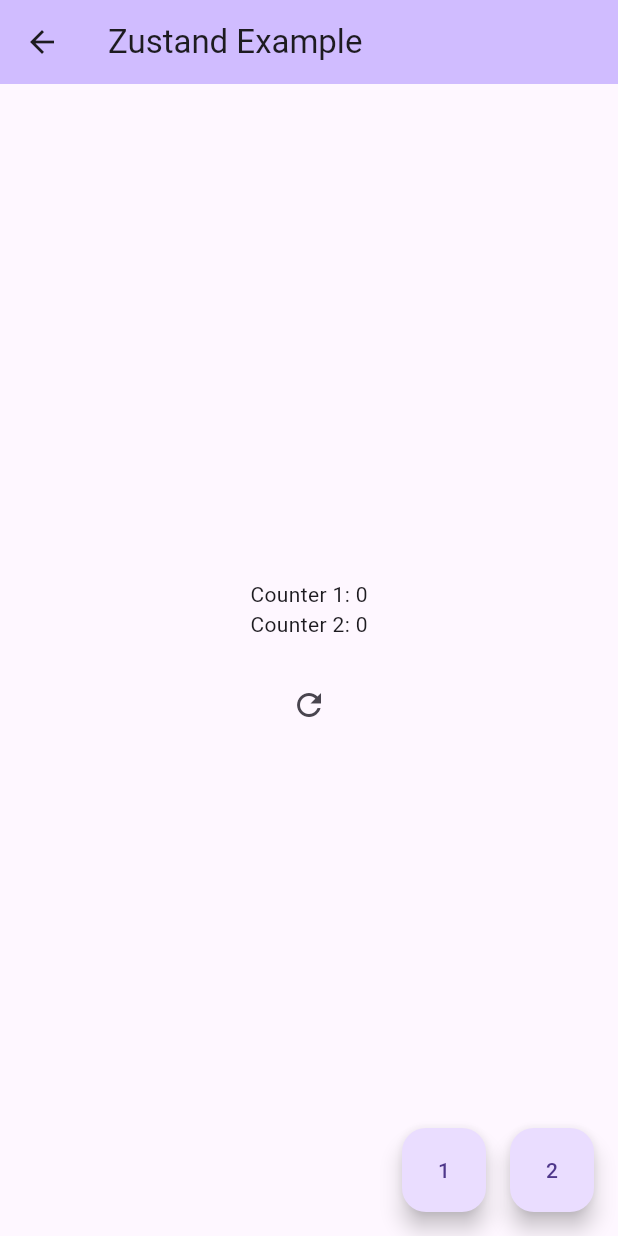
After one commit to josiahsrc/flutter_zustand, a Flutter app: the TwoStoreInstancesPage screen opened directly, after a tap on the "refresh" icon, on a phone screen of 412 x 824 dp. The commit adds this screen. Run offline on Flutter 3.47's test engine with Material 3 defaults, Android fonts, the light colour scheme and no system bars.

Commit message:
support multiple of the same store

```diff
--- a/packages/flutter_zustand/example/lib/main.dart
+++ b/packages/flutter_zustand/example/lib/main.dart
@@ -1,5 +1,6 @@
 import 'package:example/counter.dart';
 import 'package:example/todo_list.dart';
+import 'package:example/two_store_instances.dart';
 import 'package:flutter/material.dart';
 import 'package:flutter_zustand/flutter_zustand.dart';
 
@@ -62,6 +63,10 @@ class MyHomePage extends StatelessWidget {
             title: const Text("Todo List"),
             builder: (context) => const TodoListPage(),
           ),
+          DemoTile(
+            title: const Text("Two Store Instances"),
+            builder: (context) => const TwoStoreInstancesPage(),
+          ),
         ],
       ),
     );
--- /dev/null
+++ b/packages/flutter_zustand/example/lib/two_store_instances.dart
@@ -0,0 +1,68 @@
+import 'package:flutter/material.dart';
+import 'package:flutter_zustand/flutter_zustand.dart';
+
+class CounterStore extends Store<int> {
+  CounterStore() : super(0);
+
+  void increment() => set(state + 1);
+  void reset() => set(0);
+}
+
+CounterStore useCounterStore1() => create(() => CounterStore(), tag: '1');
+CounterStore useCounterStore2() => create(() => CounterStore(), tag: '2');
+
+class TwoStoreInstancesPage extends StatelessWidget {
+  const TwoStoreInstancesPage({super.key});
+
+  @override
+  Widget build(BuildContext context) {
+    final count1 = useCounterStore1().select(context, (state) => state);
+    final count2 = useCounterStore2().select(context, (state) => state);
+
+    final page = Scaffold(
+      appBar: AppBar(
+        backgroundColor: Theme.of(context).colorScheme.inversePrimary,
+        title: const Text("Zustand Example"),
+      ),
+      body: Center(
+        child: Column(
+          mainAxisAlignment: MainAxisAlignment.center,
+          children: <Widget>[
+            Text('Counter 1: $count1'),
+            Text('Counter 2: $count2'),
+            const SizedBox(height: 20),
+            IconButton(
+              icon: const Icon(Icons.refresh),
+              onPressed: () {
+                useCounterStore1().reset();
+                useCounterStore2().reset();
+              },
+            ),
+          ],
+        ),
+      ),
+      floatingActionButton: Row(
+        mainAxisAlignment: MainAxisAlignment.end,
+        children: [
+          FloatingActionButton(
+            onPressed: () {
+              useCounterStore1().increment();
+            },
+            heroTag: '1',
+            child: const Text("1"),
+          ),
+          const SizedBox(width: 16),
+          FloatingActionButton(
+            onPressed: () {
+              useCounterStore2().increment();
+            },
+            heroTag: '2',
+            child: const Text("2"),
+          ),
+        ],
+      ),
+    );
+
+    return page;
+  }
+}
--- a/packages/flutter_zustand/lib/flutter_zustand.dart
+++ b/packages/flutter_zustand/lib/flutter_zustand.dart
@@ -4,58 +4,61 @@ import 'package:flutter/material.dart';
 import 'package:provider/provider.dart';
 import 'package:provider/single_child_widget.dart';
 
-typedef StoreFactory<S extends Store<V>, V> = S Function();
-
-typedef StateSelector<S extends Store<V>, V, T> = T Function(V state);
-
 class StoreLocator {
   StoreLocator._();
   factory StoreLocator() => _instance ??= StoreLocator._();
   static StoreLocator? _instance;
 
-  final _factories = <Type, dynamic Function()>{};
-  final _instances = <Type, dynamic>{};
-  final _subscriptions = <Type, StreamSubscription>{};
-  final _controller = StreamController<Type>.broadcast();
+  final _factories = <dynamic, dynamic Function()>{};
+  final _instances = <dynamic, dynamic>{};
+  final _subscriptions = <dynamic, StreamSubscription>{};
+  final _controller = StreamController<dynamic>.broadcast();
 
-  Stream<Type> get changes => _controller.stream;
+  Stream<dynamic> get changes => _controller.stream;
 
-  void register<S extends Store<V>, V>(StoreFactory<S, V> factory) {
-    _factories[S] = factory;
+  void register<V>(
+    dynamic key,
+    Store<V> Function() factory,
+  ) {
+    _factories[key] = factory;
   }
 
-  S getStatic<S extends Store<V>, V>() {
-    return getRuntime(S) as S;
+  Store<V> get<V>(dynamic key) {
+    if (!_instances.containsKey(key)) {
+      final store = _factories[key]!() as Store<V>;
+      store._key = key;
+      _instances[key] = store;
+      _subscriptions[key] = store.stream.listen((_) => _onChange(key));
+    }
+    return _instances[key] as Store<V>;
   }
 
-  Store<V> getRuntime<V>(Type type) {
-    if (!_instances.containsKey(type)) {
-      final store = _factories[type]!() as Store<V>;
-      _instances[type] = store;
-      _subscriptions[type] = store.stream.listen((_) => _onChange(type));
-    }
-    return _instances[type] as Store<V>;
-  }
-
-  void _onChange(Type type) {
-    _controller.add(type);
+  void _onChange(dynamic key) {
+    _controller.add(key);
   }
 }
 
-S create<S extends Store<V>, V>(StoreFactory<S, V> create) {
-  StoreLocator().register(create);
-  return StoreLocator().getStatic<S, V>();
+S create<S extends Store<V>, V>(
+  S Function() create, {
+  dynamic tag,
+}) {
+  final key = tag != null ? '$S-$tag' : S;
+  StoreLocator().register(key, create);
+  return StoreLocator().get(key) as S;
 }
 
 abstract class Store<V> {
   Store(V state) : _state = state;
 
   final _subject = StreamController<V>.broadcast();
+  dynamic _key;
   V _state;
 
   Stream<V> get stream => _subject.stream;
 
   V get state => _state;
+
+  dynamic get key => _key;
 
   @protected
   void set(V value) {
@@ -64,14 +67,16 @@ abstract class Store<V> {
   }
 }
 
+typedef StateSelector<V, T> = T Function(V state);
+
 extension StoreSelectorX<V> on Store<V> {
   T select<T>(
     BuildContext context,
-    T Function(V) selector,
+    StateSelector<V, T> selector,
   ) {
     return context.select<StoreLocator, T>(
       (locator) {
-        final store = locator.getRuntime<V>(runtimeType);
+        final store = locator.get<V>(key);
         return selector(store.state);
       },
     );
@@ -83,8 +88,8 @@ extension StoreListenerX<V> on Store<V> {
     StoreListenerCallback<V> callback, {
     StoreListenerCondition<V>? condition,
   }) {
-    return RuntimeStoreListener<V>(
-      type: runtimeType,
+    return SingleStoreListener<V>(
+      store: this,
       callback: callback,
       condition: condition,
     );
@@ -122,32 +127,30 @@ typedef StoreListenerCallback<V> = void Function(BuildContext context, V state);
 
 typedef StoreListenerCondition<V> = bool Function(V previous, V current);
 
-class RuntimeStoreListener<V> extends SingleChildStatefulWidget {
-  const RuntimeStoreListener({
+class SingleStoreListener<V> extends SingleChildStatefulWidget {
+  const SingleStoreListener({
     super.key,
-    required this.type,
+    required this.store,
     required this.callback,
     this.condition,
   });
 
-  final Type type;
+  final Store<V> store;
   final StoreListenerCallback<V> callback;
   final StoreListenerCondition<V>? condition;
 
   @override
-  State<RuntimeStoreListener<V>> createState() => _StoreListenerState<V>();
+  State<SingleStoreListener<V>> createState() => _StoreListenerState<V>();
 }
 
-class _StoreListenerState<V> extends SingleChildState<RuntimeStoreListener<V>> {
+class _StoreListenerState<V> extends SingleChildState<SingleStoreListener<V>> {
   StreamSubscription? _sub;
   late V _prevState;
-
-  Store<V> get _store => StoreLocator().getRuntime<V>(widget.type);
 
   @override
   void initState() {
     super.initState();
-    _prevState = _store.state;
+    _prevState = widget.store.state;
     _subscribe();
   }
 
@@ -158,7 +161,7 @@ class _StoreListenerState<V> extends SingleChildState<RuntimeStoreListener<V>> {
   }
 
   void _subscribe() {
-    _sub = _store.stream.listen((state) {
+    _sub = widget.store.stream.listen((state) {
       if (widget.condition?.call(_prevState, state) ?? true) {
         widget.callback(context, state);
       }
```
Also changed, not shown: packages/flutter_zustand/example/lib/todo_list.dart (+2 -8 lines).
